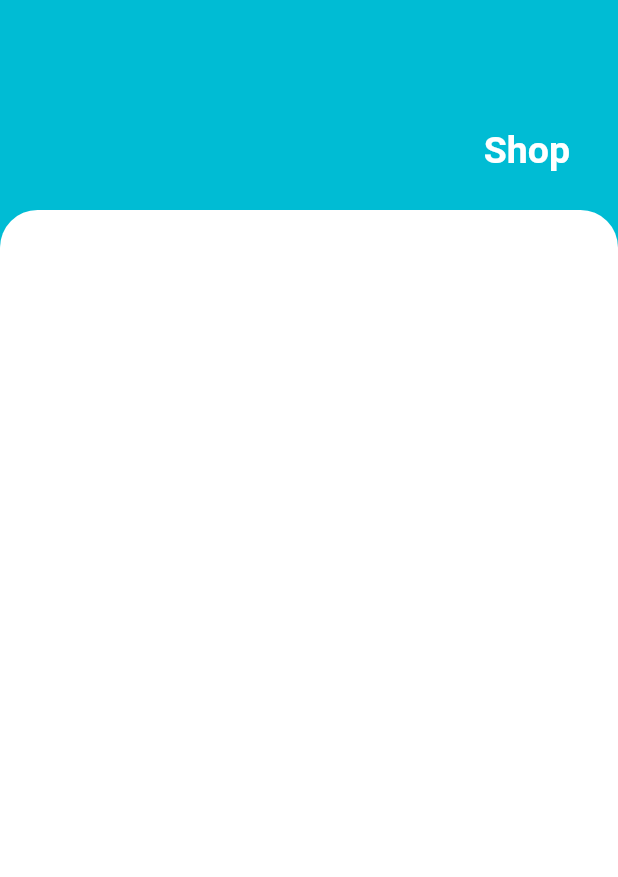
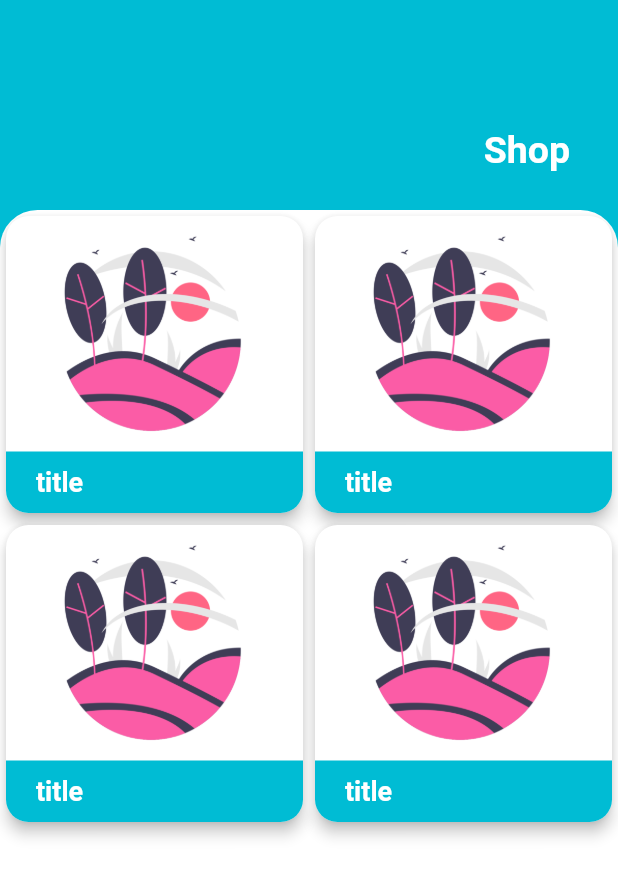
Before and after one commit to raysummee/animore-app, a Flutter app: the ShopPage screen opened directly, on a phone screen of 412 x 824 dp. Shown: the top 877 px of the screen. Run offline on Flutter 3.47's test engine with Material 2 defaults, Android fonts, the phone set to English and light mode, and no system bars; our stand-ins replace flutter_icons, flutter_secure_storage, hive, hive_flutter; accounts and stored records are empty; generated files the repository leaves out were written again.

```diff
--- a/lib/logic/api/authentication/auth.dart
+++ b/lib/logic/api/authentication/auth.dart
@@ -25,7 +25,9 @@ class Auth {
   }
 
   Future<bool> logout(BuildContext context) async {
+    print("logging out");
     bool result = await ApiAuthentication().logoutApiRequest(context);
+    print("result: $result");
     if (result)
       Navigator.of(context).pushAndRemoveUntil(MaterialPageRoute(builder: (_) => WelcomePage()), (route) => false);
     return result;
--- a/lib/ux/components/card/doctorCard.dart
+++ b/lib/ux/components/card/doctorCard.dart
@@ -57,7 +57,7 @@ class DoctorCard extends StatelessWidget {
                   Container(
                     padding: EdgeInsets.fromLTRB(0, 5, 0, 5),
                     child: Text(
-                      modelDoctor.type,
+                      modelDoctor.desc,
                       style: TextStyle(
                         fontSize: 12,
                         fontWeight: FontWeight.w400
--- a/lib/ux/components/dialog/eventEditListDialog.dart
+++ b/lib/ux/components/dialog/eventEditListDialog.dart
@@ -175,7 +175,7 @@ class _EventEditListDialogState extends State<EventEditListDialog> {
                 Expanded(
                   flex: 2,
                   child: ElevatedButton(
-                    onPressed: nameChange||dateChange?(){
+                    onPressed: nameChange||dateChange?() async{
                       events[pageNo].name = controller.text;
                       ApiImportantEvent().updateImportantEvent(context, events[pageNo]);
                       setState(() {
--- a/lib/ux/pages/main/shopPage.dart
+++ b/lib/ux/pages/main/shopPage.dart
@@ -1,3 +1,4 @@
+import 'package:animore/logic/model/modelReviews.dart';
 import 'package:animore/logic/model/modelShoppingCardItem.dart';
 import 'package:animore/ux/components/button/mediumButton.dart';
 import 'package:animore/ux/components/dialog/animalAbuseDialog.dart';
@@ -48,7 +49,49 @@ class ShopPage extends StatelessWidget {
                   child: Column(
                     mainAxisSize: MainAxisSize.min,
                     children: [
+                      Container(
+                        width: MediaQuery.of(context).size.width,
+                        height: MediaQuery.of(context).size.width+60,
+                        child: GridShoppingList(<ModelShoppingCardItem>[
+                          ModelShoppingCardItem(
+                            title: "title",
+                            id: "id",
+                            allDetails: "allDetails",
+                            highlights: ["highlights"],
+                            image: AssetImage("lib/assets/images/demo.png"),
+                            price: 120,
+                            reviewList: [ModelReviews("title", "details", 1)]
+                          ),
+                          ModelShoppingCardItem(
+                            title: "title",
+                            id: "id",
+                            allDetails: "allDetails",
+                            highlights: ["highlights"],
+                            image: AssetImage("lib/assets/images/demo.png"),
+                            price: 120,
+                            reviewList: [ModelReviews("title", "details", 1)]
+                          ),
+                          ModelShoppingCardItem(
+                            title: "title",
+                            id: "id",
+                            allDetails: "allDetails",
+                            highlights: ["highlights"],
+                            image: AssetImage("lib/assets/images/demo.png"),
+                            price: 120,
+                            reviewList: [ModelReviews("title", "details", 1)]
+                          ),
 
+                          ModelShoppingCardItem(
+                            title: "title",
+                            id: "id",
+                            allDetails: "allDetails",
+                            highlights: ["highlights"],
+                            image: AssetImage("lib/assets/images/demo.png"),
+                            price: 120,
+                            reviewList: [ModelReviews("title", "details", 1)]
+                          )
+                        ]),
+                      )
                     ],
                   ),
                 ),
```
Also changed, not shown: lib/logic/api/apiVeterinary.dart (added, +18 -0 lines), lib/logic/api/authentication/apiAuthentication.dart (+11 -1 lines), lib/logic/api/base/baseHttp.dart (+56 -39 lines), lib/logic/model/modelDoctor.dart (+16 -10 lines), lib/ux/pages/main/healPage.dart (+4 -4 lines).
